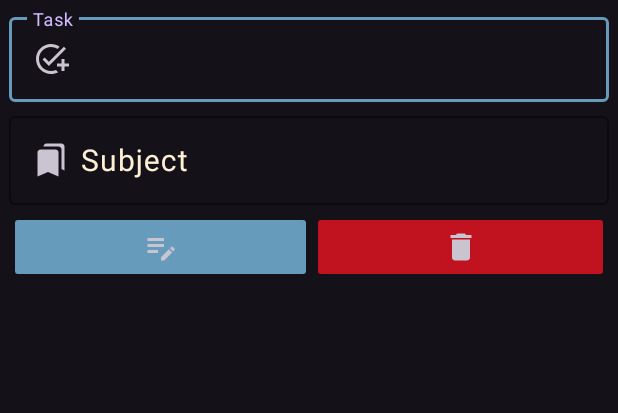
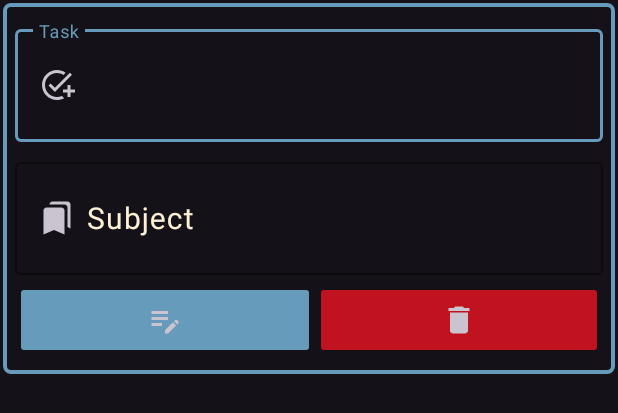
Before and after one commit to Sendiko/Homework-Manager-2.0, an Android app: the layout taskrv.xml on its own in the app's theme, with its tools: preview values and no code run, on a phone screen of 412 x 824 dp. Shown: the top 413 px of the screen. Run offline under Robolectric (Android 15) with nearby library versions, the phone set to English and light mode, and no system bars.

Commit message:
tidy things up

```diff
--- /dev/null
+++ b/app/src/main/res/drawable/border.xml
@@ -0,0 +1,10 @@
+<shape xmlns:android="http://schemas.android.com/apk/res/android"
+    android:shape="rectangle">
+    <stroke
+        android:width="2.5dp"
+        android:color="@color/lightblue"/>
+    <corners
+        android:radius="4dp"/>
+    <padding
+        android:top="4dp"/>
+</shape>
--- a/app/src/main/res/layout/taskrv.xml
+++ b/app/src/main/res/layout/taskrv.xml
@@ -4,16 +4,19 @@
     xmlns:tools="http://schemas.android.com/tools"
     android:layout_width="match_parent"
     android:layout_height="wrap_content"
-    android:layout_margin="2dp">
+    android:layout_margin="2dp"
+    android:background="@drawable/border">
 
     <com.google.android.material.textfield.TextInputLayout
         android:id="@+id/textInputLayout6"
         android:layout_width="0dp"
         android:layout_height="wrap_content"
-        android:layout_margin="4dp"
+        android:layout_margin="8dp"
+        android:backgroundTint="@color/almostwhite"
         android:focusable="false"
         android:textColorHint="@color/almostwhite"
         app:boxStrokeColor="@color/lightblue"
+        app:hintTextColor="@color/lightblue"
         app:layout_constraintEnd_toEndOf="parent"
         app:layout_constraintStart_toStartOf="parent"
         app:layout_constraintTop_toTopOf="parent">
@@ -27,8 +30,8 @@
             android:drawablePadding="8dp"
             android:hint="@string/task"
             android:inputType="none"
-            android:padding="16dp"
-            android:textSize="18sp"
+            android:padding="24dp"
+            android:textSize="20sp"
             tools:ignore="SpeakableTextPresentCheck" />
     </com.google.android.material.textfield.TextInputLayout>
 
@@ -36,10 +39,15 @@
         android:id="@+id/textInputLayout7"
         android:layout_width="0dp"
         android:layout_height="wrap_content"
-        android:layout_margin="4dp"
+        android:layout_margin="8dp"
+        android:backgroundTint="@color/almostwhite"
+        android:backgroundTintMode="add"
         android:focusable="false"
+        android:hapticFeedbackEnabled="false"
         android:textColorHint="@color/almostwhite"
+        app:boxBackgroundMode="outline"
         app:boxStrokeColor="@color/lightblue"
+        app:hintTextColor="@color/lightblue"
         app:layout_constraintBottom_toBottomOf="parent"
         app:layout_constraintEnd_toEndOf="parent"
         app:layout_constraintHorizontal_bias="0.0"
@@ -50,13 +58,13 @@
         <com.google.android.material.textfield.TextInputEditText
             android:id="@+id/tietrvsub"
             android:layout_width="match_parent"
+            android:layout_height="wrap_content"
+            android:clickable="false"
             android:drawableStart="@drawable/ic_baseline_bookmarks_24"
             android:drawablePadding="8dp"
-            android:layout_height="wrap_content"
-            android:clickable="false"
             android:hint="@string/subject"
             android:inputType="none"
-            android:padding="16dp"
+            android:padding="24dp"
             android:textSize="20sp"
             tools:ignore="SpeakableTextPresentCheck" />
     </com.google.android.material.textfield.TextInputLayout>
@@ -66,10 +74,10 @@
         android:layout_width="0dp"
         android:layout_height="wrap_content"
         android:layout_marginTop="4dp"
-        android:layout_marginEnd="4dp"
+        android:layout_marginEnd="8dp"
         android:layout_marginBottom="10dp"
         android:backgroundTint="@color/red"
-        android:minHeight="48dp"
+        android:minHeight="52dp"
         app:layout_constraintBottom_toBottomOf="parent"
         app:layout_constraintEnd_toEndOf="parent"
         app:layout_constraintStart_toEndOf="@+id/textView4"
@@ -82,10 +90,10 @@
         android:id="@+id/imageButtonEdit"
         android:layout_width="0dp"
         android:layout_height="wrap_content"
-        android:layout_marginStart="4dp"
+        android:layout_marginStart="8dp"
         android:layout_marginTop="4dp"
         android:backgroundTint="@color/lightblue"
-        android:minHeight="48dp"
+        android:minHeight="52dp"
         app:layout_constraintEnd_toStartOf="@+id/textView4"
         app:layout_constraintStart_toStartOf="parent"
         app:layout_constraintTop_toBottomOf="@+id/textInputLayout7"
```
